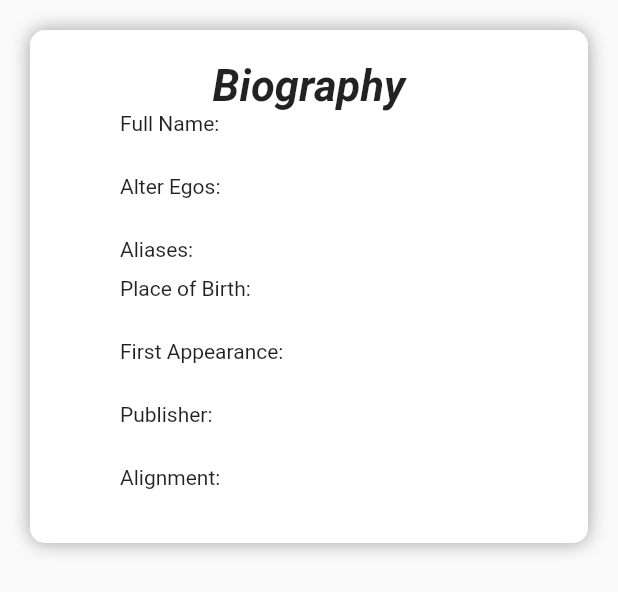
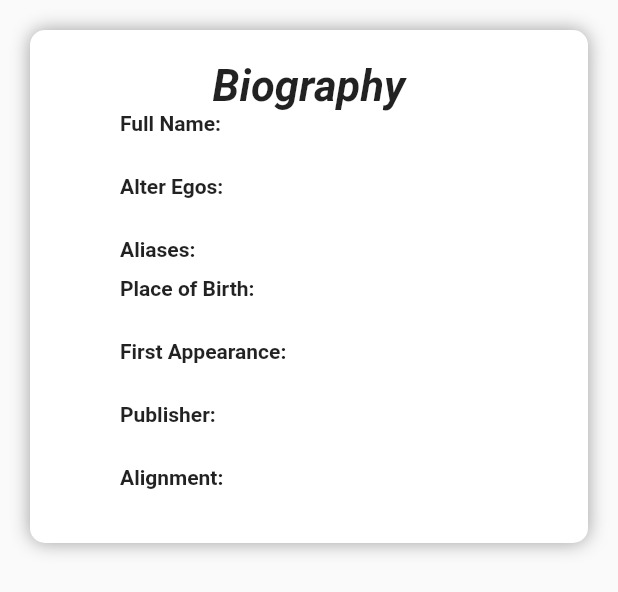
Before and after one commit to KohlsAdrian/RD_test_flutter_heroes, a Flutter app: the _HeroBiographyWidget widget shown alone on an empty page, opened directly with empty values, on a phone screen of 412 x 824 dp. Shown: the top 592 px of the screen. Run offline on Flutter 3.47's test engine with Material 2 defaults, Android fonts, the light colour scheme and no system bars; our stand-ins replace cached_network_image, flutter_svg, get; network calls fail.

Commit message:
bold text on context

```diff
--- a/lib/views/heroes_details_ui.dart
+++ b/lib/views/heroes_details_ui.dart
@@ -2,6 +2,7 @@ import 'package:cached_network_image/cached_network_image.dart';
 import 'package:flutter/cupertino.dart';
 import 'package:flutter/material.dart';
 import 'package:flutter/painting.dart';
+import 'package:flutter/rendering.dart';
 import 'package:flutter/widgets.dart';
 import 'package:flutter_svg/flutter_svg.dart';
 import 'package:get/get_state_manager/get_state_manager.dart';
@@ -320,7 +321,10 @@ class _HeroAppearanceWidget extends StatelessWidget {
                   children: [
                     Row(
                       children: [
-                        const Text('Gender: '),
+                        const Text(
+                          'Gender: ',
+                          style: TextStyle(fontWeight: FontWeight.bold),
+                        ),
                         Text(
                           gender == null
                               ? '❓'
@@ -335,14 +339,20 @@ class _HeroAppearanceWidget extends StatelessWidget {
                       child: Row(
                         crossAxisAlignment: CrossAxisAlignment.start,
                         children: [
-                          const Text('Race: '),
+                          const Text(
+                            'Race: ',
+                            style: TextStyle(fontWeight: FontWeight.bold),
+                          ),
                           Text(appearance!.race),
                         ],
                       ),
                     ),
                     Row(
                       children: [
-                        const Text('Height: '),
+                        const Text(
+                          'Height: ',
+                          style: TextStyle(fontWeight: FontWeight.bold),
+                        ),
                         Row(
                           children: [
                             Text(appearance!.height.last),
@@ -357,7 +367,10 @@ class _HeroAppearanceWidget extends StatelessWidget {
                       child: Row(
                         crossAxisAlignment: CrossAxisAlignment.start,
                         children: [
-                          const Text('Weight: '),
+                          const Text(
+                            'Weight: ',
+                            style: TextStyle(fontWeight: FontWeight.bold),
+                          ),
                           Row(
                             children: [
                               Text(appearance!.weight.last),
@@ -370,7 +383,10 @@ class _HeroAppearanceWidget extends StatelessWidget {
                     ),
                     Row(
                       children: [
-                        const Text('Eye Color: '),
+                        const Text(
+                          'Eye Color: ',
+                          style: TextStyle(fontWeight: FontWeight.bold),
+                        ),
                         Text(appearance!.eyeColor),
                       ],
                     ),
@@ -379,7 +395,10 @@ class _HeroAppearanceWidget extends StatelessWidget {
                       child: Row(
                         crossAxisAlignment: CrossAxisAlignment.start,
                         children: [
-                          const Text('Hair Color: '),
+                          const Text(
+                            'Hair Color: ',
+                            style: TextStyle(fontWeight: FontWeight.bold),
+                          ),
                           Text(appearance!.hairColor),
                         ],
                       ),
@@ -439,7 +458,10 @@ class _HeroBiographyWidget extends StatelessWidget {
                     Column(
                       crossAxisAlignment: CrossAxisAlignment.start,
                       children: [
-                        const Text('Full Name: '),
+                        const Text(
+                          'Full Name: ',
+                          style: TextStyle(fontWeight: FontWeight.bold),
+                        ),
                         Text(biography!.fullName),
                       ],
                     ),
@@ -448,7 +470,10 @@ class _HeroBiographyWidget extends StatelessWidget {
                       child: Column(
                         crossAxisAlignment: CrossAxisAlignment.start,
                         children: [
-                          const Text('Alter Egos: '),
+                          const Text(
+                            'Alter Egos: ',
+                            style: TextStyle(fontWeight: FontWeight.bold),
+                          ),
                           Text(biography!.alterEgos),
                         ],
                       ),
@@ -456,7 +481,10 @@ class _HeroBiographyWidget extends StatelessWidget {
                     Column(
                       crossAxisAlignment: CrossAxisAlignment.start,
                       children: [
-                        const Text('Aliases: '),
+                        const Text(
+                          'Aliases: ',
+                          style: TextStyle(fontWeight: FontWeight.bold),
+                        ),
                         Column(
                           crossAxisAlignment: CrossAxisAlignment.start,
                           children:
@@ -469,7 +497,10 @@ class _HeroBiographyWidget extends StatelessWidget {
                       child: Column(
                         crossAxisAlignment: CrossAxisAlignment.start,
                         children: [
-                          const Text('Place of Birth: '),
+                          const Text(
+                            'Place of Birth: ',
+                            style: TextStyle(fontWeight: FontWeight.bold),
+                          ),
                           Text(biography!.placeOfBirth),
                         ],
                       ),
@@ -477,7 +508,10 @@ class _HeroBiographyWidget extends StatelessWidget {
                     Column(
                       crossAxisAlignment: CrossAxisAlignment.start,
                       children: [
-                        const Text('First Appearance: '),
+                        const Text(
+                          'First Appearance: ',
+                          style: TextStyle(fontWeight: FontWeight.bold),
+                        ),
                         Text(biography!.firstAppearance),
                       ],
                     ),
@@ -486,7 +520,10 @@ class _HeroBiographyWidget extends StatelessWidget {
                       child: Column(
                         crossAxisAlignment: CrossAxisAlignment.start,
                         children: [
-                          const Text('Publisher: '),
+                          const Text(
+                            'Publisher: ',
+                            style: TextStyle(fontWeight: FontWeight.bold),
+                          ),
                           Text(biography!.publisher),
                         ],
                       ),
@@ -494,7 +531,10 @@ class _HeroBiographyWidget extends StatelessWidget {
                     Column(
                       crossAxisAlignment: CrossAxisAlignment.start,
                       children: [
-                        const Text('Alignment: '),
+                        const Text(
+                          'Alignment: ',
+                          style: TextStyle(fontWeight: FontWeight.bold),
+                        ),
                         Text(biography!.alignment),
                       ],
                     ),
@@ -553,7 +593,10 @@ class _HeroWorkWidget extends StatelessWidget {
                     Column(
                       crossAxisAlignment: CrossAxisAlignment.start,
                       children: [
-                        const Text('Occupation: '),
+                        const Text(
+                          'Occupation: ',
+                          style: TextStyle(fontWeight: FontWeight.bold),
+                        ),
                         Text(work!.occupation),
                       ],
                     ),
@@ -562,7 +605,10 @@ class _HeroWorkWidget extends StatelessWidget {
                       child: Column(
                         crossAxisAlignment: CrossAxisAlignment.start,
                         children: [
-                          const Text('Base: '),
+                          const Text(
+                            'Base: ',
+                            style: TextStyle(fontWeight: FontWeight.bold),
+                          ),
                           Text(work!.base),
                         ],
                       ),
@@ -621,7 +667,10 @@ class _HeroConnectionsWidget extends StatelessWidget {
                     Column(
                       crossAxisAlignment: CrossAxisAlignment.start,
                       children: [
-                        const Text('Occupation: '),
+                        const Text(
+                          'Occupation: ',
+                          style: TextStyle(fontWeight: FontWeight.bold),
+                        ),
                         Text(connections!.groupAffiliation),
                       ],
                     ),
@@ -630,7 +679,10 @@ class _HeroConnectionsWidget extends StatelessWidget {
                       child: Column(
                         crossAxisAlignment: CrossAxisAlignment.start,
                         children: [
-                          const Text('Relatives: '),
+                          const Text(
+                            'Relatives: ',
+                            style: TextStyle(fontWeight: FontWeight.bold),
+                          ),
                           Text(connections!.relatives),
                         ],
                       ),
```
